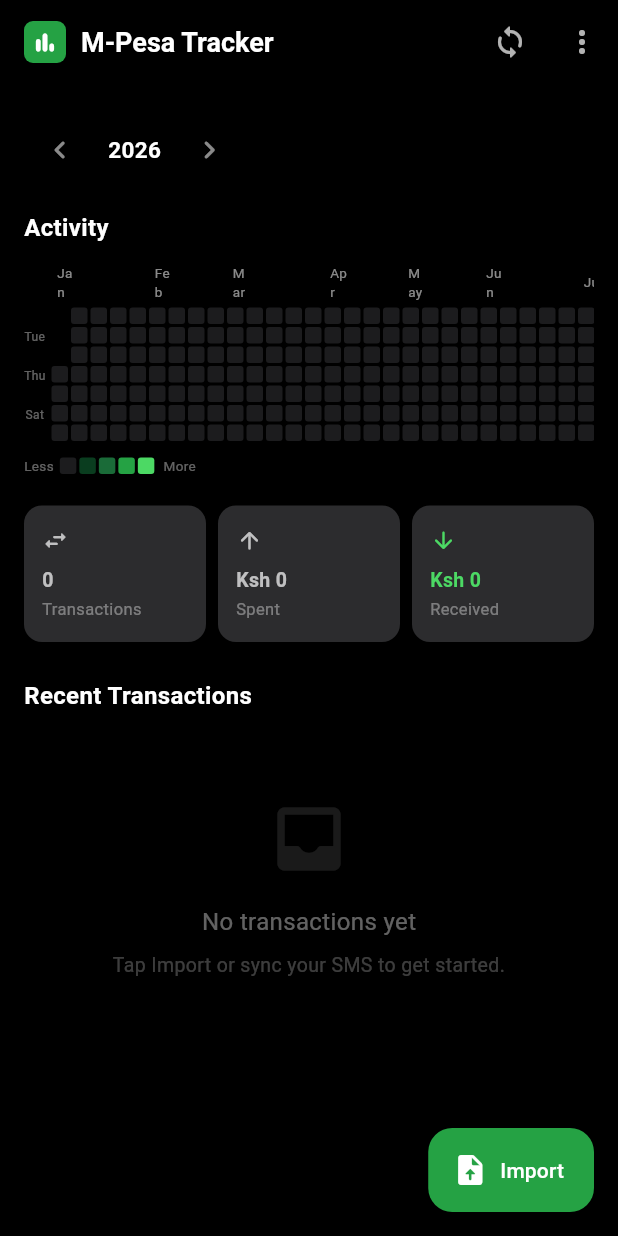
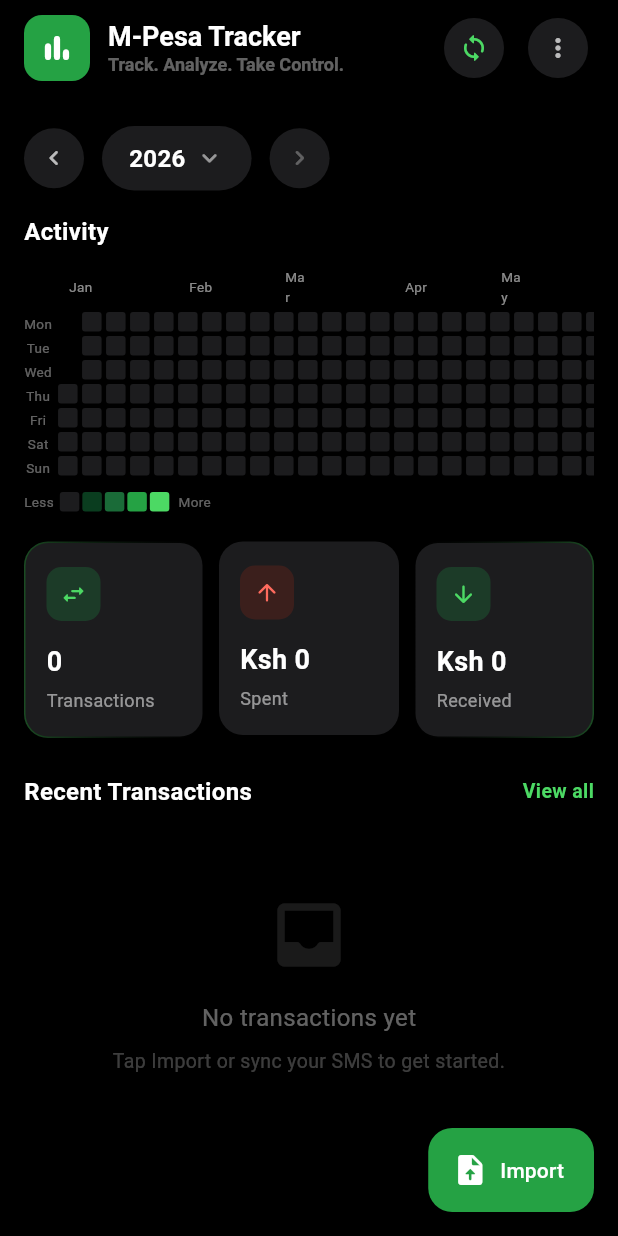
Before and after one commit to lawmaluki/M-Pesa-Activity-Tracker, a Flutter app: the screen it shows after launch, on a phone screen of 412 x 824 dp. Run offline on Flutter 3.47's test engine with Material 3 defaults, Android fonts, the phone set to English and light mode, and no system bars; our stand-ins replace csv, file_picker, permission_handler, sqflite; missing offline and left inert: flutter_sms_inbox; accounts and stored records are empty.

Commit message:
style(ui): refresh app bar, stats, heatmap and transaction cards
- App bar: larger logo tile, tagline, circular icon buttons
- Year selector: pill-shaped display with circular chevron buttons
- Summary stats: icon tiles, larger values, gradient ring on highlighted cards
- Heatmap: bigger cells, all seven day labels
- Transaction cards: darker surface, per-type icon colours, readable ref text
- Snackbars: themed globally with rounded floating style

Co-Authored-By: Claude Opus 5 <noreply@anthropic.com>

```diff
--- a/lib/main.dart
+++ b/lib/main.dart
@@ -47,6 +47,15 @@ class MpesaTrackerApp extends StatelessWidget {
             bodyLarge: TextStyle(color: Colors.white),
             bodyMedium: TextStyle(color: Colors.white70),
           ),
+          snackBarTheme: const SnackBarThemeData(
+            backgroundColor: Color(0xFF2C2C2E),
+            contentTextStyle: TextStyle(
+              color: Colors.white,
+              fontWeight: FontWeight.w500,
+              fontSize: 13,
+            ),
+            behavior: SnackBarBehavior.floating,
+          ),
           useMaterial3: true,
         ),
         home: const HomeScreen(),
--- a/lib/screens/home_screen.dart
+++ b/lib/screens/home_screen.dart
@@ -53,9 +53,20 @@ class _HomeScreenState extends State<HomeScreen> {
   void _showSnack(String msg) {
     ScaffoldMessenger.of(context).showSnackBar(
       SnackBar(
-        content: Text(msg),
+        content: Text(
+          msg,
+          style: const TextStyle(
+            color: Colors.white,
+            fontWeight: FontWeight.w500,
+            fontSize: 13,
+          ),
+        ),
         behavior: SnackBarBehavior.floating,
         backgroundColor: const Color(0xFF2C2C2E),
+        shape: RoundedRectangleBorder(
+          borderRadius: BorderRadius.circular(12),
+          side: const BorderSide(color: Color(0xFF3A3A3C), width: 1),
+        ),
       ),
     );
   }
@@ -128,20 +139,25 @@ class _HomeScreenState extends State<HomeScreen> {
     return SliverAppBar(
       backgroundColor: Colors.black,
       pinned: true,
+      toolbarHeight: 64,
       title: Row(
         children: [
           Container(
-            width: 28,
-            height: 28,
+            width: 44,
+            height: 44,
             decoration: BoxDecoration(
               color: const Color(0xFF25A244),
-              borderRadius: BorderRadius.circular(6),
+              borderRadius: BorderRadius.circular(12),
             ),
             child: const Icon(Icons.bar_chart_rounded,
-                color: Colors.white, size: 18),
+                color: Colors.white, size: 24),
           ),
-          const SizedBox(width: 10),
-          const Text(
+          const SizedBox(width: 12),
+          const Column(
+            crossAxisAlignment: CrossAxisAlignment.start,
+            mainAxisSize: MainAxisSize.min,
+            children: [
+              Text(
                 'M-Pesa Tracker',
                 style: TextStyle(
                   color: Colors.white,
@@ -149,17 +165,38 @@ class _HomeScreenState extends State<HomeScreen> {
                   fontSize: 18,
                 ),
               ),
+              SizedBox(height: 2),
+              Text(
+                'Track. Analyze. Take Control.',
+                style: TextStyle(
+                  color: Colors.white38,
+                  fontSize: 12,
+                ),
+              ),
+            ],
+          ),
         ],
       ),
       actions: [
-        IconButton(
-          icon: const Icon(Icons.sync_rounded, color: Colors.white70),
+        _CircleIconButton(
+          icon: Icons.sync_rounded,
+          iconColor: const Color(0xFF4CD964),
           tooltip: 'Sync SMS',
           onPressed: provider.state == LoadState.loading ? null : _syncSms,
         ),
+        const SizedBox(width: 8),
         PopupMenuButton<String>(
           color: const Color(0xFF2C2C2E),
-          icon: const Icon(Icons.more_vert_rounded, color: Colors.white70),
+          icon: Container(
+            width: 40,
+            height: 40,
+            decoration: const BoxDecoration(
+              color: Color(0xFF1C1C1E),
+              shape: BoxShape.circle,
+            ),
+            child: const Icon(Icons.more_vert_rounded,
+                color: Colors.white70, size: 20),
+          ),
           onSelected: (value) async {
             if (value == 'clear') {
               final confirm = await showDialog<bool>(
@@ -204,6 +241,7 @@ class _HomeScreenState extends State<HomeScreen> {
             ),
           ],
         ),
+        const SizedBox(width: 12),
       ],
     );
   }
@@ -310,6 +348,44 @@ class _HeatmapSection extends StatelessWidget {
   }
 }
 
+class _CircleIconButton extends StatelessWidget {
+  final IconData icon;
+  final VoidCallback? onPressed;
+  final Color iconColor;
+  final String? tooltip;
+
+  const _CircleIconButton({
+    required this.icon,
+    required this.onPressed,
+    this.iconColor = Colors.white70,
+    this.tooltip,
+  });
+
+  @override
+  Widget build(BuildContext context) {
+    final button = Material(
+      color: const Color(0xFF1C1C1E),
+      shape: const CircleBorder(),
+      child: InkWell(
+        customBorder: const CircleBorder(),
+        onTap: onPressed,
+        child: SizedBox(
+          width: 40,
+          height: 40,
+          child: Icon(
+            icon,
+            size: 20,
+            color: onPressed == null
+                ? iconColor.withValues(alpha: 0.3)
+                : iconColor,
+          ),
+        ),
+      ),
+    );
+    return tooltip != null ? Tooltip(message: tooltip!, child: button) : button;
+  }
+}
+
 class _YearSelector extends StatelessWidget {
   final int year;
   final void Function(int) onChanged;
@@ -321,28 +397,39 @@ class _YearSelector extends StatelessWidget {
     final currentYear = DateTime.now().year;
     return Row(
       children: [
-        IconButton(
-          icon: const Icon(Icons.chevron_left_rounded, color: Colors.white54),
+        _CircleIconButton(
+          icon: Icons.chevron_left_rounded,
           onPressed:
               year > currentYear - 5 ? () => onChanged(year - 1) : null,
-          padding: EdgeInsets.zero,
-          constraints: const BoxConstraints(),
         ),
-        const SizedBox(width: 8),
+        const SizedBox(width: 12),
+        Container(
+          padding: const EdgeInsets.symmetric(horizontal: 18, vertical: 10),
+          decoration: BoxDecoration(
+            color: const Color(0xFF1C1C1E),
+            borderRadius: BorderRadius.circular(24),
+          ),
+          child: Row(
+            mainAxisSize: MainAxisSize.min,
+            children: [
               Text(
                 year.toString(),
                 style: const TextStyle(
                   color: Colors.white,
                   fontWeight: FontWeight.bold,
-            fontSize: 15,
+                  fontSize: 16,
                 ),
               ),
-        const SizedBox(width: 8),
-        IconButton(
-          icon: const Icon(Icons.chevron_right_rounded, color: Colors.white54),
+              const SizedBox(width: 6),
+              const Icon(Icons.keyboard_arrow_down_rounded,
+                  color: Colors.white54, size: 20),
+            ],
+          ),
+        ),
+        const SizedBox(width: 12),
+        _CircleIconButton(
+          icon: Icons.chevron_right_rounded,
           onPressed: year < currentYear ? () => onChanged(year + 1) : null,
-          padding: EdgeInsets.zero,
-          constraints: const BoxConstraints(),
         ),
       ],
     );
@@ -370,12 +457,15 @@ class _RecentHeader extends StatelessWidget {
             fontSize: 16,
           ),
         ),
-        if (selectedDay != null)
         GestureDetector(
           onTap: onClear,
           child: const Text(
-              'Show all',
-              style: TextStyle(color: Color(0xFF4CD964), fontSize: 13),
+            'View all',
+            style: TextStyle(
+              color: Color(0xFF4CD964),
+              fontSize: 13,
+              fontWeight: FontWeight.w600,
+            ),
           ),
         ),
       ],
--- a/lib/widgets/heatmap_widget.dart
+++ b/lib/widgets/heatmap_widget.dart
@@ -28,11 +28,13 @@ class HeatmapWidget extends StatelessWidget {
     Color(0xFF4CD964), // level 4 — brightest
   ];
 
-  static const _cellSize = 11.0;
-  static const _gap = 2.0;
+  static const _cellSize = 13.0;
+  static const _gap = 3.0;
   static const _unit = _cellSize + _gap;
 
-  static const _dayLabels = ['', 'Tue', '', 'Thu', '', 'Sat', ''];
+  static const _dayLabels = [
+    'Mon', 'Tue', 'Wed', 'Thu', 'Fri', 'Sat', 'Sun',
+  ];
 
   @override
   Widget build(BuildContext context) {
@@ -235,7 +237,7 @@ class _MonthRow extends StatelessWidget {
     }
 
     return Padding(
-      padding: const EdgeInsets.only(left: 22), // align with day grid
+      padding: const EdgeInsets.only(left: 30), // align with day grid
       child: Row(children: labels),
     );
   }
@@ -260,7 +262,7 @@ class _DayLabelColumn extends StatelessWidget {
         child: Center(
           child: Text(
             label,
-            style: const TextStyle(fontSize: 8, color: Colors.white38),
+            style: const TextStyle(fontSize: 9, color: Colors.white38),
           ),
         ),
       )).toList(),
--- a/lib/widgets/summary_stats.dart
+++ b/lib/widgets/summary_stats.dart
@@ -18,26 +18,36 @@ class SummaryStats extends StatelessWidget {
   @override
   Widget build(BuildContext context) {
     return Row(
+      crossAxisAlignment: CrossAxisAlignment.start,
       children: [
         _StatTile(
           label: 'Transactions',
           value: totalTransactions.toString(),
           icon: Icons.swap_horiz_rounded,
-          color: Colors.white70,
+          iconColor: const Color(0xFF4CD964),
+          iconBg: const Color(0xFF1C3B28),
+          highlighted: true,
+          gradientBegin: Alignment.centerRight,
+          gradientEnd: Alignment.centerLeft,
         ),
-        const SizedBox(width: 8),
+        const SizedBox(width: 10),
         _StatTile(
           label: 'Spent',
           value: 'Ksh ${_fmt.format(totalSpent)}',
           icon: Icons.arrow_upward_rounded,
-          color: Colors.white70,
+          iconColor: const Color(0xFFFF6B5E),
+          iconBg: const Color(0xFF3B1F1C),
         ),
-        const SizedBox(width: 8),
+        const SizedBox(width: 10),
         _StatTile(
           label: 'Received',
           value: 'Ksh ${_fmt.format(totalReceived)}',
           icon: Icons.arrow_downward_rounded,
-          color: const Color(0xFF4CD964),
+          iconColor: const Color(0xFF4CD964),
+          iconBg: const Color(0xFF1C3B28),
+          highlighted: true,
+          gradientBegin: Alignment.centerLeft,
+          gradientEnd: Alignment.centerRight,
         ),
       ],
     );
@@ -48,46 +58,88 @@ class _StatTile extends StatelessWidget {
   final String label;
   final String value;
   final IconData icon;
-  final Color color;
+  final Color iconColor;
+  final Color iconBg;
+  final bool highlighted;
+  final AlignmentGeometry gradientBegin;
+  final AlignmentGeometry gradientEnd;
 
   const _StatTile({
     required this.label,
     required this.value,
     required this.icon,
-    required this.color,
+    required this.iconColor,
+    required this.iconBg,
+    this.highlighted = false,
+    this.gradientBegin = Alignment.centerLeft,
+    this.gradientEnd = Alignment.centerRight,
   });
+
+  static const _borderRadius = 16.0;
 
   @override
   Widget build(BuildContext context) {
-    return Expanded(
-      child: Container(
-        padding: const EdgeInsets.symmetric(horizontal: 12, vertical: 14),
+    final card = Container(
+      padding: const EdgeInsets.symmetric(horizontal: 14, vertical: 16),
       decoration: BoxDecoration(
-          color: const Color(0xFF2C2C2E),
-          borderRadius: BorderRadius.circular(12),
+        color: const Color(0xFF1C1C1E),
+        borderRadius: BorderRadius.circular(
+          highlighted ? _borderRadius - 1 : _borderRadius,
+        ),
       ),
       child: Column(
         crossAxisAlignment: CrossAxisAlignment.start,
         children: [
-            Icon(icon, color: color, size: 18),
-            const SizedBox(height: 8),
+          Container(
+            width: 36,
+            height: 36,
+            decoration: BoxDecoration(
+              color: iconBg,
+              borderRadius: BorderRadius.circular(10),
+            ),
+            child: Icon(icon, color: iconColor, size: 18),
+          ),
+          const SizedBox(height: 14),
           Text(
             value,
-              style: TextStyle(
-                color: color,
+            style: const TextStyle(
+              color: Colors.white,
               fontWeight: FontWeight.bold,
-                fontSize: 13,
+              fontSize: 18,
             ),
             maxLines: 1,
             overflow: TextOverflow.ellipsis,
           ),
-            const SizedBox(height: 2),
+          const SizedBox(height: 4),
           Text(
             label,
-              style: const TextStyle(color: Colors.white38, fontSize: 11),
+            style: const TextStyle(color: Colors.white54, fontSize: 12),
           ),
         ],
       ),
+    );
+
+    if (!highlighted) {
+      return Expanded(child: card);
+    }
+
+    // Fine, light gradient border — a subtle ring that fades from a soft
+    // green tint into the card's own background tone.
+    return Expanded(
+      child: Container(
+        padding: const EdgeInsets.all(1),
+        decoration: BoxDecoration(
+          borderRadius: BorderRadius.circular(_borderRadius),
+          gradient: LinearGradient(
+            begin: gradientBegin,
+            end: gradientEnd,
+            colors: [
+              const Color(0xFF1C1C1E).withValues(alpha: 0.0),
+              const Color(0xFF4CD964).withValues(alpha: 0.35),
+            ],
+          ),
+        ),
+        child: card,
       ),
     );
   }
--- a/lib/widgets/transaction_card.dart
+++ b/lib/widgets/transaction_card.dart
@@ -57,7 +57,7 @@ class TransactionCard extends StatelessWidget {
         margin: const EdgeInsets.symmetric(vertical: 4),
         padding: const EdgeInsets.symmetric(horizontal: 16, vertical: 12),
         decoration: BoxDecoration(
-          color: const Color(0xFF2C2C2E),
+          color: const Color(0xFF1C1C1E),
           borderRadius: BorderRadius.circular(12),
         ),
         child: Row(
@@ -92,9 +92,10 @@ class TransactionCard extends StatelessWidget {
                   Text(
                     transaction.ref,
                     style: const TextStyle(
-                      color: Colors.white24,
-                      fontSize: 10,
+                      color: Colors.white54,
+                      fontSize: 10.5,
                       fontFamily: 'monospace',
+                      fontWeight: FontWeight.w500,
                     ),
                   ),
                 ],
@@ -132,33 +133,65 @@ class _TypeIcon extends StatelessWidget {
 
   @override
   Widget build(BuildContext context) {
-    final (icon, bg) = _iconData(type);
+    final (icon, bg, iconColor) = _iconData(type);
     return Container(
       width: 40,
       height: 40,
       decoration: BoxDecoration(color: bg, shape: BoxShape.circle),
-      child: Icon(icon, color: Colors.white, size: 20),
+      child: Icon(icon, color: iconColor, size: 20),
     );
   }
 
-  static (IconData, Color) _iconData(TransactionType type) {
+  static (IconData, Color, Color) _iconData(TransactionType type) {
     switch (type) {
       case TransactionType.sent:
-        return (Icons.arrow_upward_rounded, const Color(0xFF3A3A3C));
+        return (
+          Icons.arrow_upward_rounded,
+          const Color(0xFF3B1F1C),
+          const Color(0xFFFF6B5E),
+        );
       case TransactionType.received:
-        return (Icons.arrow_downward_rounded, const Color(0xFF1A4D2E));
+        return (
+          Icons.arrow_downward_rounded,
+          const Color(0xFF1C3B28),
+          const Color(0xFF4CD964),
+        );
       case TransactionType.withdrawn:
-        return (Icons.atm_rounded, const Color(0xFF3A2C1A));
+        return (
+          Icons.atm_rounded,
+          const Color(0xFF3A2C1A),
+          Colors.white,
+        );
       case TransactionType.paybill:
-        return (Icons.receipt_long_rounded, const Color(0xFF1A2D4D));
+        return (
+          Icons.receipt_long_rounded,
+          const Color(0xFF1A2D4D),
+          Colors.white,
+        );
       case TransactionType.buyGoods:
-        return (Icons.shopping_bag_rounded, const Color(0xFF2D1A4D));
+        return (
+          Icons.shopping_bag_rounded,
+          const Color(0xFF2D1A4D),
+          Colors.white,
+        );
       case TransactionType.airtime:
-        return (Icons.phone_android_rounded, const Color(0xFF2D2D1A));
+        return (
+          Icons.phone_android_rounded,
+          const Color(0xFF2D2D1A),
+          Colors.white,
+        );
       case TransactionType.reversal:
-        return (Icons.undo_rounded, const Color(0xFF4D1A1A));
+        return (
+          Icons.undo_rounded,
+          const Color(0xFF4D1A1A),
+          Colors.white,
+        );
       case TransactionType.unknown:
-        return (Icons.swap_horiz_rounded, const Color(0xFF3A3A3C));
+        return (
+          Icons.swap_horiz_rounded,
+          const Color(0xFF3A3A3C),
+          Colors.white,
+        );
     }
   }
 }
```
Lines whose indentation alone changed are shown as unchanged.
